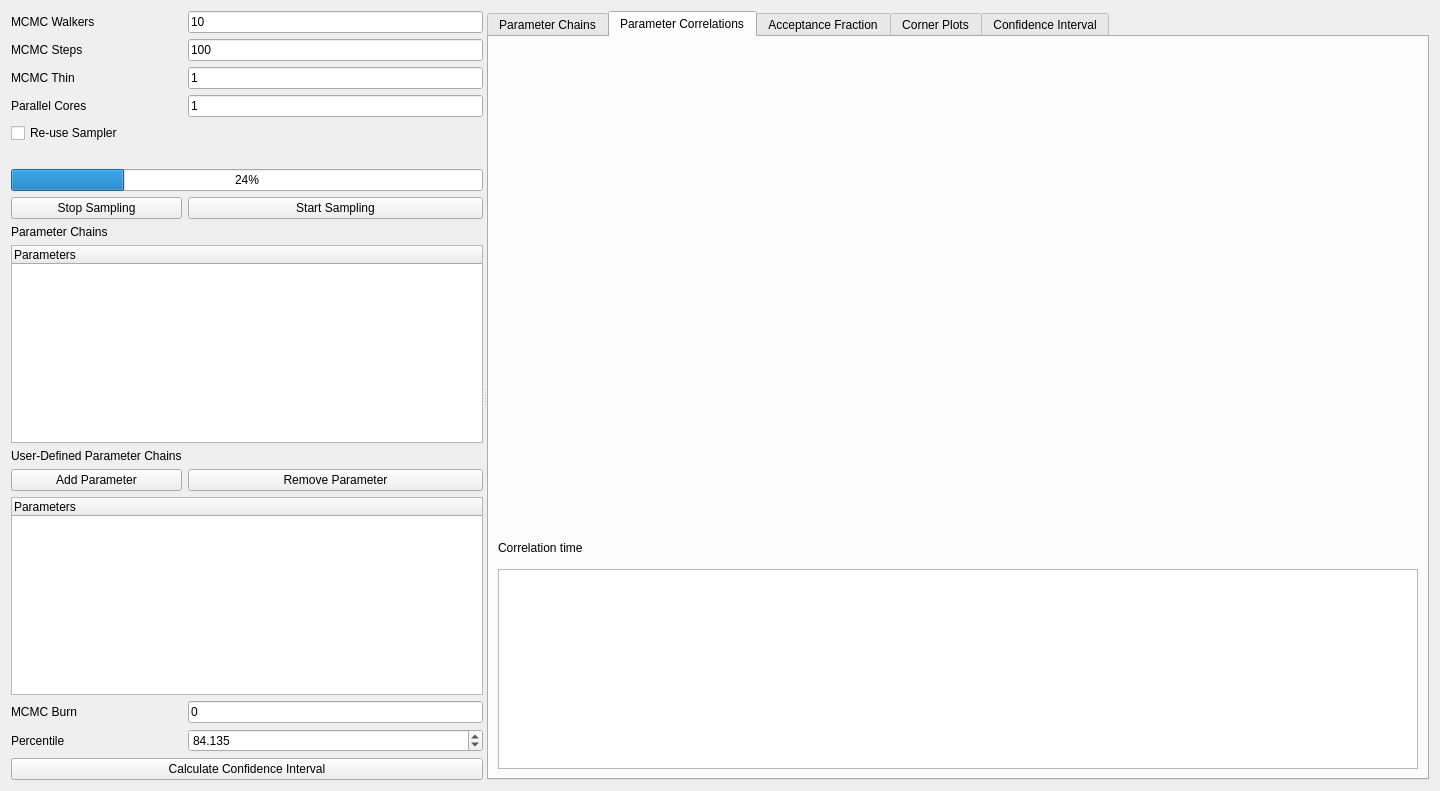
The window that UI_Forms/EMCEE_ConfInterval_Widget.ui (chemmatcars/XModFit) describes before a commit, drawn with Qt 5.
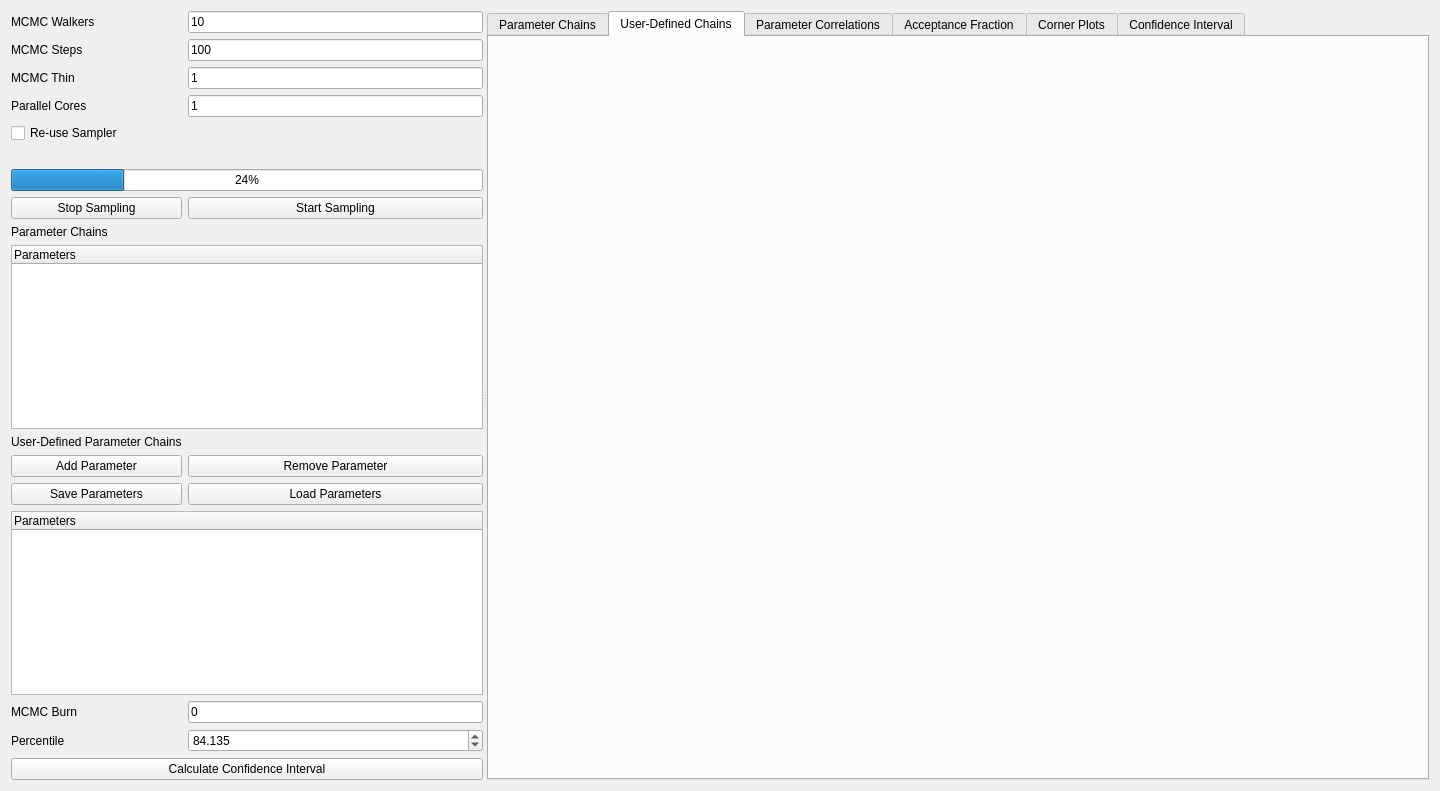
The same window after the commit. Custom widgets are drawn as their Qt base class.

Commit message: Added the feature of calculating errorbars of user defined parameters based on MCMC.

```diff
--- a/UI_Forms/EMCEE_ConfInterval_Widget.ui
+++ b/UI_Forms/EMCEE_ConfInterval_Widget.ui
@@ -87,7 +87,7 @@
          </property>
         </widget>
        </item>
-       <item row="18" column="0" colspan="2">
+       <item row="19" column="0" colspan="2">
         <widget class="QPushButton" name="calcConfIntervPushButton">
          <property name="text">
           <string>Calculate Confidence Interval</string>
@@ -127,7 +127,7 @@
          </property>
         </widget>
        </item>
-       <item row="17" column="1">
+       <item row="18" column="1">
         <widget class="QDoubleSpinBox" name="percentileDoubleSpinBox">
          <property name="decimals">
           <number>3</number>
@@ -137,7 +137,7 @@
          </property>
         </widget>
        </item>
-       <item row="17" column="0">
+       <item row="18" column="0">
         <widget class="QLabel" name="label_6">
          <property name="text">
           <string>Percentile</string>
@@ -158,36 +158,20 @@
          </property>
         </widget>
        </item>
-       <item row="16" column="0">
+       <item row="17" column="0">
         <widget class="QLabel" name="label_3">
          <property name="text">
           <string>MCMC Burn</string>
          </property>
         </widget>
        </item>
-       <item row="16" column="1">
+       <item row="17" column="1">
         <widget class="QLineEdit" name="MCMCBurnLineEdit">
          <property name="text">
           <string>0</string>
          </property>
         </widget>
        </item>
-       <item row="13" column="0">
-        <widget class="QLabel" name="userDefinedParameterChainLabel">
-         <property name="text">
-          <string>User-Defined Parameter Chains</string>
-         </property>
-        </widget>
-       </item>
-       <item row="15" column="0" colspan="2">
-        <widget class="QTreeWidget" name="treeWidget">
-         <column>
-          <property name="text">
-           <string>Parameters</string>
-          </property>
-         </column>
-        </widget>
-       </item>
        <item row="14" column="1">
         <widget class="QPushButton" name="removeUserDefinedParamPushButton">
          <property name="text">
@@ -195,6 +179,13 @@
          </property>
         </widget>
        </item>
+       <item row="13" column="0">
+        <widget class="QLabel" name="userDefinedParamChainLabel">
+         <property name="text">
+          <string>User-Defined Parameter Chains</string>
+         </property>
+        </widget>
+       </item>
        <item row="14" column="0">
         <widget class="QPushButton" name="addUserDefinedParamPushButton">
          <property name="text">
@@ -202,6 +193,32 @@
          </property>
         </widget>
        </item>
+       <item row="16" column="0" colspan="2">
+        <widget class="QTreeWidget" name="userDefinedParamTreeWidget">
+         <property name="selectionMode">
+          <enum>QAbstractItemView::ContiguousSelection</enum>
+         </property>
+         <column>
+          <property name="text">
+           <string>Parameters</string>
+          </property>
+         </column>
+        </widget>
+       </item>
+       <item row="15" column="0">
+        <widget class="QPushButton" name="saveUserDefinedParamPushButton">
+         <property name="text">
+          <string>Save Parameters</string>
+         </property>
+        </widget>
+       </item>
+       <item row="15" column="1">
+        <widget class="QPushButton" name="loadUserDefinedParamPushButton">
+         <property name="text">
+          <string>Load Parameters</string>
+         </property>
+        </widget>
+       </item>
       </layout>
      </widget>
      <widget class="QTabWidget" name="tabWidget">
@@ -218,6 +235,16 @@
         </item>
        </layout>
       </widget>
+      <widget class="QWidget" name="userDefinedChainTab">
+       <attribute name="title">
+        <string>User-Defined Chains</string>
+       </attribute>
+       <layout class="QHBoxLayout" name="horizontalLayout_5">
+        <item>
+         <widget class="MplWidget" name="userDefinedChainMPLWidget" native="true"/>
+        </item>
+       </layout>
+      </widget>
       <widget class="QWidget" name="correlationTab">
        <attribute name="title">
         <string>Parameter Correlations</string>
```
The commit also changes 3 other files.
